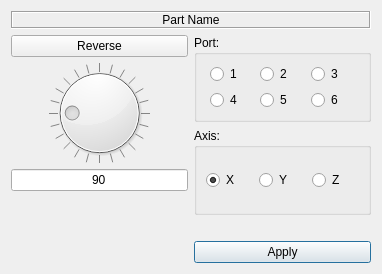
Qt form ui/rotate.ui (maltfield/ose-piping-workbench) before a commit.
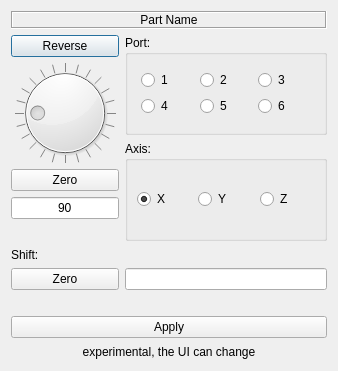
The same form after that commit.

Commit message: Add shift to the rotation dialog.

```diff
--- a/ui/rotate.ui
+++ b/ui/rotate.ui
@@ -6,8 +6,8 @@
    <rect>
     <x>0</x>
     <y>0</y>
-    <width>382</width>
-    <height>274</height>
+    <width>338</width>
+    <height>371</height>
    </rect>
   </property>
   <property name="sizePolicy">
@@ -26,7 +26,17 @@
    <string>Rotate around axis</string>
   </property>
   <layout class="QGridLayout" name="gridLayout">
-   <item row="0" column="0" colspan="2">
+   <item row="15" column="1" colspan="2">
+    <widget class="QLabel" name="label">
+     <property name="text">
+      <string>experimental, the UI can change</string>
+     </property>
+     <property name="alignment">
+      <set>Qt::AlignCenter</set>
+     </property>
+    </widget>
+   </item>
+   <item row="1" column="1" colspan="2">
     <widget class="QLabel" name="labelPartName">
      <property name="sizePolicy">
       <sizepolicy hsizetype="Minimum" vsizetype="Fixed">
@@ -54,7 +64,7 @@
      </property>
     </widget>
    </item>
-   <item row="8" column="0" colspan="2">
+   <item row="12" column="1" colspan="2">
     <widget class="QLabel" name="labelInstructions">
      <property name="sizePolicy">
       <sizepolicy hsizetype="Minimum" vsizetype="Fixed">
@@ -76,14 +86,7 @@
      </property>
     </widget>
    </item>
-   <item row="9" column="1">
-    <widget class="QPushButton" name="buttonApply">
-     <property name="text">
-      <string>Apply</string>
-     </property>
-    </widget>
-   </item>
-   <item row="2" column="0">
+   <item row="3" column="1">
     <layout class="QVBoxLayout" name="verticalLayout_2">
      <item>
       <widget class="QPushButton" name="buttonReverse">
@@ -138,6 +141,13 @@
        </property>
       </widget>
      </item>
+     <item>
+      <widget class="QPushButton" name="buttonZeroAngle">
+       <property name="text">
+        <string>Zero</string>
+       </property>
+      </widget>
+     </item>
      <item>
       <widget class="QLineEdit" name="editDegree">
        <property name="sizePolicy">
@@ -162,7 +172,7 @@
      </item>
     </layout>
    </item>
-   <item row="2" column="1" rowspan="2">
+   <item row="3" column="2" rowspan="2">
     <layout class="QVBoxLayout" name="verticalLayout">
      <item>
       <widget class="QGroupBox" name="groupBoxPorts">
@@ -306,6 +316,34 @@
      </item>
     </layout>
    </item>
+   <item row="5" column="1">
+    <widget class="QLabel" name="label_2">
+     <property name="text">
+      <string>Shift:</string>
+     </property>
+    </widget>
+   </item>
+   <item row="14" column="1" colspan="2">
+    <widget class="QPushButton" name="buttonApply">
+     <property name="text">
+      <string>Apply</string>
+     </property>
+    </widget>
+   </item>
+   <item row="11" column="1">
+    <widget class="QPushButton" name="buttonZeroLength">
+     <property name="text">
+      <string>Zero</string>
+     </property>
+    </widget>
+   </item>
+   <item row="11" column="2">
+    <widget class="QLineEdit" name="editShift">
+     <property name="alignment">
+      <set>Qt::AlignRight|Qt::AlignTrailing|Qt::AlignVCenter</set>
+     </property>
+    </widget>
+   </item>
   </layout>
   <zorder>labelInstructions</zorder>
   <zorder>labelPartName</zorder>
```
Left out of the diff: 233 changed lines with no effect on the pictures. The commit also changes 1 other file.
